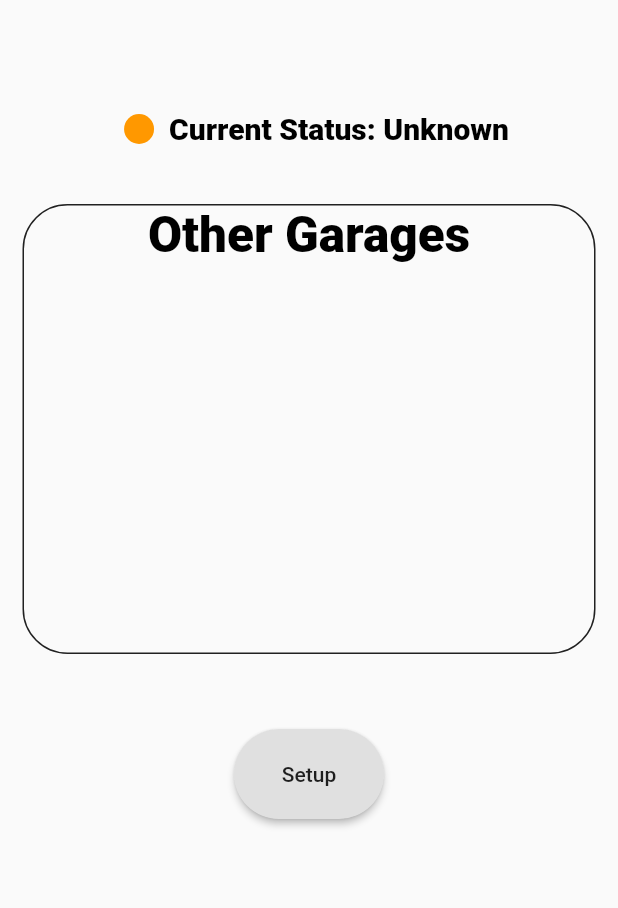
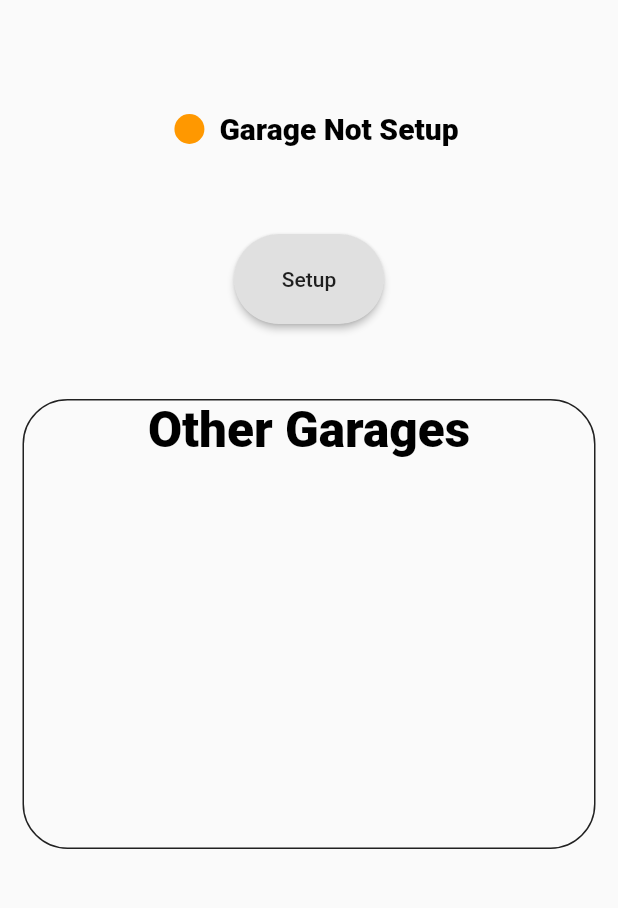
Before and after one commit to tvonsosen/smart-garage, a Flutter app: the MyHomePageNotSet screen opened directly, on a phone screen of 412 x 824 dp, the part 165-1073 px from its top. Run offline on Flutter 3.47's test engine with Material 2 defaults, Android fonts, the phone set to English and light mode, and no system bars.

Commit message:
My second commit

```diff
--- a/lib/main.dart
+++ b/lib/main.dart
@@ -20,6 +20,7 @@ class MyApp extends StatelessWidget {
         primarySwatch: Colors.blue,
       ),
       home: MyHomePage(title: 'Flutter Demo Home Page'),
+      // ! change to MyHomePage for already setup screen
     );
   }
 }
--- a/lib/screens/homepagenotsetup.dart
+++ b/lib/screens/homepagenotsetup.dart
@@ -30,38 +30,27 @@ homePageNotSet(BuildContext context) {
             ),
             Container(
               margin: EdgeInsets.only(top: 60),
-              child: garageStatus(3),
-        //       child: Row(
-        //         mainAxisAlignment: MainAxisAlignment.center,
-        //         children:[
-        //         Container(
-        //           width: 20,
-        //           height: 20,
-        //           margin: EdgeInsets.all(10.0),
-        //           decoration: BoxDecoration(
-        //             color: Colors.orange,
-        //             shape: BoxShape.circle
-        //   ),
-        // ),
-        //           Text("Current Status: Unknown", style: currentStatusStyle),
-                // ],
-                // ),
+              child: Row(
+                mainAxisAlignment: MainAxisAlignment.center,
+                children:[
+                Container(
+                  width: 20,
+                  height: 20,
+                  margin: EdgeInsets.all(10.0),
+                  decoration: BoxDecoration(
+                    color: Colors.orange,
+                    shape: BoxShape.circle
+          ),
+        ),
+                  Text("Garage Not Setup", style: currentStatusStyle),
+                ],
+                ),
 
             ),
 
 
 
-            Container(
-                height: 300,
-                width: 400,
-                margin: EdgeInsets.only(top: 30, left: 15, right: 15),
-                decoration: BoxDecoration(
-                    border: Border.all(color: Colors.black87),
-                    borderRadius: BorderRadius.all(Radius.circular(30))),
-                child: Column(children: [
-                  Text('Other Garages', style: addButton),
-                ])
-                ),
+
             Container(
               margin: EdgeInsets.only(top:50),
               width: 100,
@@ -77,7 +66,17 @@ homePageNotSet(BuildContext context) {
                   ),
 
               ),
-
+              Container(
+                height: 300,
+                width: 400,
+                margin: EdgeInsets.only(top: 50, left: 15, right: 15),
+                decoration: BoxDecoration(
+                    border: Border.all(color: Colors.black87),
+                    borderRadius: BorderRadius.all(Radius.circular(30))),
+                child: Column(children: [
+                  Text('Other Garages', style: addButton),
+                ])
+                ),
 
 
           ],
```
